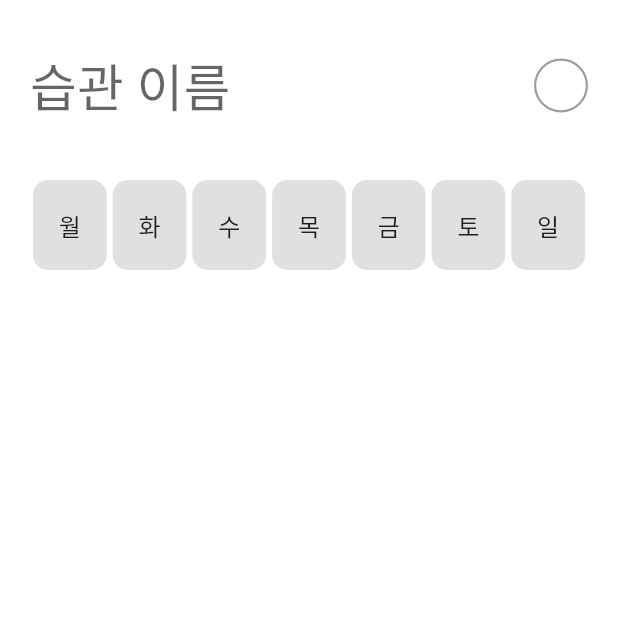
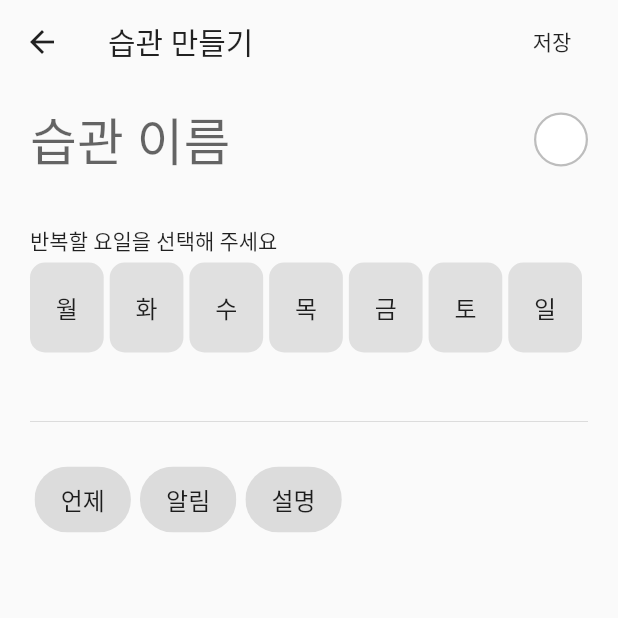
Before and after one commit to Psunu/HabitCalendar, a Flutter app: the screen it shows after launch, after a tap on the "add" icon, on a phone screen of 412 x 824 dp, the top half of it. Run offline on Flutter 3.47's test engine with Material 2 defaults, Android fonts, the phone set to English and light mode, and no system bars; our stand-ins replace get, moor_flutter, sqflite; accounts and stored records are empty; generated files the repository leaves out were written again.

Commit message:
Improve make_habit view

```diff
--- a/habit_calendar/lib/controllers/make_habit_controller.dart
+++ b/habit_calendar/lib/controllers/make_habit_controller.dart
@@ -10,28 +10,49 @@ class MakeHabitController extends GetxController {
   final nameController = TextEditingController();
   final descriptionController = TextEditingController();
 
-  Map<int, bool> selectedWeeks = Map<int, bool>().obs;
+  final weekCardHeight = 60.0;
 
-  //TODO implement function
+  final selectedWeeks = Map<int, bool>().obs;
+  int weeksLength = 7;
+
+  final whatTimeActivated = false.obs;
+  final notificationActivated = false.obs;
+  final descriptionActivated = false.obs;
+
   String get selectedWeeksString {
-    if (selectedWeeks.isEmpty) return '';
-    String result = '매주 ';
+    if (selectedWeeks.isEmpty) return '반복할 요일을 선택해 주세요';
+
+    int falses = 0;
+    int trues = 0;
+
+    String result = '매주';
 
     selectedWeeks.forEach((key, value) {
       if (value) {
-        result += getWeekString(key) + ', ';
+        result += ' ' + getWeekString(key) + ',';
+        trues++;
+      } else {
+        falses++;
       }
     });
 
-    return result;
+    if (falses == selectedWeeks.length) return '반복할 요일을 선택해 주세요';
+    if (trues == weeksLength) return '매일';
+    return result.replaceRange(result.length - 1, result.length, '');
   }
 
   List<Widget> buildWeekTiles(int length) {
+    weeksLength = length;
+    EdgeInsets margin = const EdgeInsets.only(right: 2.0);
     return List.generate(length, (index) {
+      if (index == length - 1)
+        margin = const EdgeInsets.only(left: 2.0);
+      else if (index != 0) margin = const EdgeInsets.symmetric(horizontal: 2.0);
+
       return WeekCard(
-        margin: EdgeInsets.symmetric(horizontal: 2.0),
+        margin: margin,
         width: (Get.context.width - 68.0) / length,
-        height: 60.0,
+        height: weekCardHeight,
         child: Text(
           getWeekString(index),
         ),
@@ -61,4 +82,6 @@ class MakeHabitController extends GetxController {
     }
     return '월';
   }
+
+  Future<void> save() {}
 }
--- a/habit_calendar/lib/main.dart
+++ b/habit_calendar/lib/main.dart
@@ -1,6 +1,7 @@
 import 'package:flutter/material.dart';
 import 'package:get/get.dart';
 import 'package:habit_calendar/services/database/db_service.dart';
+import 'package:habit_calendar/translations/messages.dart';
 
 import 'package:habit_calendar/views/home.dart';
 
@@ -20,6 +21,7 @@ class MyApp extends StatelessWidget {
   @override
   Widget build(BuildContext context) {
     return GetMaterialApp(
+      translations: Messages(),
       theme: ThemeData.light().copyWith(
         textTheme: context.textTheme
             .apply(
--- /dev/null
+++ b/habit_calendar/lib/translations/messages.dart
@@ -0,0 +1,43 @@
+import 'package:get/get.dart';
+
+class Messages extends Translations {
+  @override
+  Map<String, Map<String, String>> get keys => {
+        'en_US': {
+          'habit': 'habit',
+          'name': 'name',
+          'mon': 'mon',
+          'tue': 'tue',
+          'wed': 'wed',
+          'thu': 'thu',
+          'fri': 'fri',
+          'sat': 'sat',
+          'sun': 'sun',
+          'monday': 'monday',
+          'tuesday': 'tuesday',
+          'wednesday': 'wednesday',
+          'thursday': 'thursday',
+          'friday': 'friday',
+          'saturday': 'saturday',
+          'sunday': 'sunday',
+        },
+        'ko_KR': {
+          'habit': '습관',
+          'name': '이름',
+          'mon': '월',
+          'tue': '화',
+          'wed': '수',
+          'thu': '목',
+          'fri': '금',
+          'sat': '토',
+          'sun': '일',
+          'monday': '월요일',
+          'tuesday': '화요일',
+          'wednesday': '수요일',
+          'thursday': '목요일',
+          'friday': '금요일',
+          'saturday': '토요일',
+          'sunday': '일요일',
+        }
+      };
+}
--- a/habit_calendar/lib/views/make_habit.dart
+++ b/habit_calendar/lib/views/make_habit.dart
@@ -1,6 +1,5 @@
 import 'package:flutter/material.dart';
 import 'package:get/get.dart';
-import 'package:habit_calendar/widgets/week_card.dart';
 
 import '../controllers/make_habit_controller.dart';
 
@@ -10,9 +9,22 @@ class MakeHabit extends StatelessWidget {
     return GetX<MakeHabitController>(
       init: MakeHabitController(),
       builder: (controller) => SafeArea(
+        child: Scaffold(
+          appBar: AppBar(
+            iconTheme: IconThemeData(color: Colors.black87),
+            textTheme: Get.textTheme,
+            title: Text('습관 만들기'),
+            backgroundColor: Get.theme.scaffoldBackgroundColor,
+            elevation: 0.0,
+            actions: [
+              FlatButton(onPressed: controller.save, child: Text('저장')),
+            ],
+          ),
+          body: SingleChildScrollView(
             child: Container(
-          padding: const EdgeInsets.all(20.0),
+              padding: const EdgeInsets.symmetric(horizontal: 20.0),
               child: Column(
+                crossAxisAlignment: CrossAxisAlignment.start,
                 children: [
                   Row(
                     children: [
@@ -33,7 +45,8 @@ class MakeHabit extends StatelessWidget {
                           width: 36,
                           height: 36,
                           decoration: BoxDecoration(
-                        border: Border.all(color: Colors.grey, width: 1.5),
+                            border:
+                                Border.all(color: Colors.grey[400], width: 1.5),
                             color: Colors.white,
                             shape: BoxShape.circle,
                           ),
@@ -42,14 +55,99 @@ class MakeHabit extends StatelessWidget {
                     ],
                   ),
                   SizedBox(
-                height: 10.0,
+                    height: 20.0,
                   ),
-              Text(controller.selectedWeeksString),
-              Row(
+                  SizedBox(
+                    height: 25.0,
+                    child: Text(controller.selectedWeeksString),
+                  ),
+                  SizedBox(
+                    height: controller.weekCardHeight * 1.3,
+                    child: Row(
                       crossAxisAlignment: CrossAxisAlignment.start,
                       children: controller.buildWeekTiles(7),
-              )
+                    ),
+                  ),
+                  Padding(
+                    padding: const EdgeInsets.symmetric(vertical: 20.0),
+                    child: Divider(),
+                  ),
+                  Row(
+                    children: [
+                      Padding(
+                        padding: const EdgeInsets.symmetric(horizontal: 3.0),
+                        child: InputChip(
+                          label: Text('언제'),
+                          padding: EdgeInsets.all(10.0),
+                          onPressed: () {},
+                        ),
+                      ),
+                      Padding(
+                        padding: const EdgeInsets.symmetric(horizontal: 3.0),
+                        child: InputChip(
+                          label: Text('알림'),
+                          padding: EdgeInsets.all(10.0),
+                          onPressed: () {},
+                        ),
+                      ),
+                      Padding(
+                        padding: const EdgeInsets.symmetric(horizontal: 3.0),
+                        child: InputChip(
+                          label: Text('설명'),
+                          padding: EdgeInsets.all(10.0),
+                          onPressed: () {},
+                        ),
+                      ),
                     ],
+                  ),
+                  // Padding(
+                  //   padding: const EdgeInsets.symmetric(vertical: 10.0),
+                  //   child: InkWell(
+                  //     customBorder: const CircleBorder(),
+                  //     onTap: () => controller.whatTimeActivated.value =
+                  //         !controller.whatTimeActivated.value,
+                  //     child: Icon(
+                  //       Icons.access_time,
+                  //       size: 50.0,
+                  //       color: controller.whatTimeActivated.value
+                  //           ? Get.theme.accentColor
+                  //           : Colors.grey[400],
+                  //     ),
+                  //   ),
+                  // ),
+                  // Padding(
+                  //   padding: const EdgeInsets.symmetric(vertical: 10.0),
+                  //   child: InkWell(
+                  //     customBorder: const CircleBorder(),
+                  //     onTap: () => controller.notificationActivated.value =
+                  //         !controller.notificationActivated.value,
+                  //     child: Icon(
+                  //       Icons.notifications,
+                  //       size: 50.0,
+                  //       color: controller.notificationActivated.value
+                  //           ? Get.theme.accentColor
+                  //           : Colors.grey[400],
+                  //     ),
+                  //   ),
+                  // ),
+                  // Padding(
+                  //   padding: const EdgeInsets.symmetric(vertical: 10.0),
+                  //   child: InkWell(
+                  //     customBorder: const CircleBorder(),
+                  //     onTap: () => controller.descriptionActivated.value =
+                  //         !controller.descriptionActivated.value,
+                  //     child: Icon(
+                  //       Icons.description,
+                  //       size: 50.0,
+                  //       color: controller.descriptionActivated.value
+                  //           ? Get.theme.accentColor
+                  //           : Colors.grey[400],
+                  //     ),
+                  //   ),
+                  // ),
+                ],
+              ),
+            ),
           ),
         ),
       ),
--- a/habit_calendar/lib/widgets/open_container_fab.dart
+++ b/habit_calendar/lib/widgets/open_container_fab.dart
@@ -13,7 +13,7 @@ class OpenContainerFab extends StatelessWidget {
   @override
   Widget build(BuildContext context) {
     return OpenContainer(
-      openBuilder: (context, closedContainer) => SafeArea(child: openPage),
+      openBuilder: (context, closedContainer) => openPage,
       closedShape: _circleFabBorder,
       closedColor: Get.theme.accentColor,
       closedElevation: 6,
```
Lines whose indentation alone changed are shown as unchanged.
